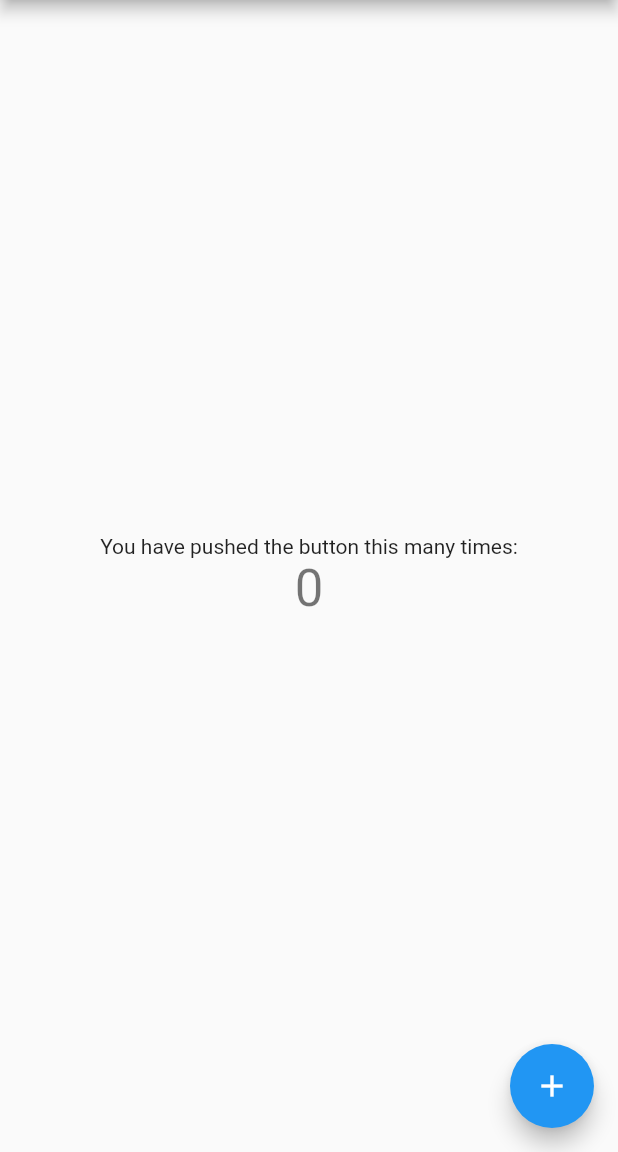
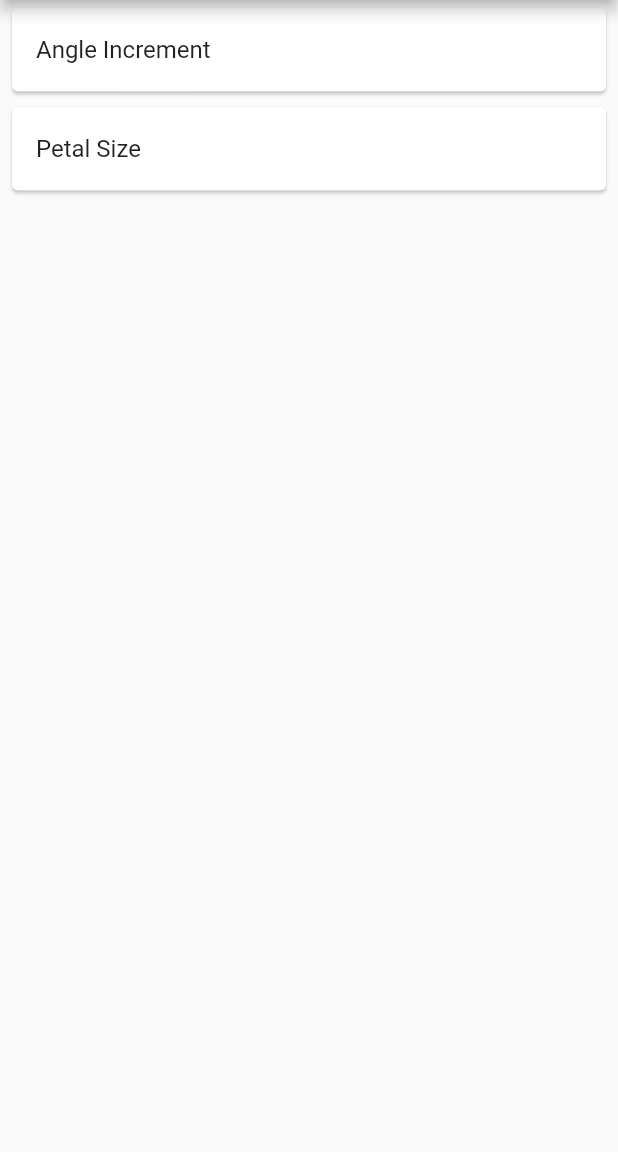
Before and after one commit to baldfatchris/opart_v3, a Flutter app: the screen it shows after launch, on a phone screen of 412 x 824 dp, the part 84-1236 px from its top. Run offline on Flutter 3.47's test engine with Material 2 defaults, Android fonts, the phone set to English and light mode, and no system bars.

Commit message:
Sort of doing something!

```diff
--- a/lib/main.dart
+++ b/lib/main.dart
@@ -1,10 +1,13 @@
 import 'package:flutter/material.dart';
-import 'opart_fibonacci.dart';
+import 'opart_model.dart';
+
+
 void main() {
-  runApp(MyApp());
+
+  runApp(OpArtLab());
 }
 
-class MyApp extends StatelessWidget {
+class OpArtLab extends StatelessWidget {
   @override
   Widget build(BuildContext context) {
     return MaterialApp(
@@ -28,9 +31,14 @@ class MyHomePage extends StatefulWidget {
 }
 
 class _MyHomePageState extends State<MyHomePage> {
+
   int _counter = 0;
 
+  OpArt opArt = OpArt.fibonacci(opArtType: OpArtType.Fibonacci);
+
+
   void _incrementCounter() {
+
     setState(() {
       _counter++;
     });
@@ -38,31 +46,28 @@ class _MyHomePageState extends State<MyHomePage> {
 
   @override
   Widget build(BuildContext context) {
-    print(fibonacci.name);
-    print(fibonacci.palette.paletteName);
     return Scaffold(
       appBar: AppBar(
         title: Text(widget.title),
       ),
-      body: Center(
-        child: Column(
-          mainAxisAlignment: MainAxisAlignment.center,
-          children: <Widget>[
-            Text(
-              'You have pushed the button this many times:',
-            ),
-            Text(
-              '$_counter',
-              style: Theme.of(context).textTheme.headline4,
-            ),
-          ],
-        ),
-      ),
-      floatingActionButton: FloatingActionButton(
-        onPressed: _incrementCounter,
-        tooltip: 'Increment',
-        child: Icon(Icons.add),
-      ),
+      body: ListView.builder(
+          itemCount: opArt.attributes.length,
+          itemBuilder: (context, index){
+            return Padding(
+              padding: EdgeInsets.symmetric(vertical: 1, horizontal: 4),
+                child: Card(
+                child: ListTile(
+
+                  title: Text(opArt.attributes[index].label),
+
+                ),
+
+              ),
+
+            );
+          }
+      )
+
     );
   }
 }
--- a/lib/opart_fibonacci.dart
+++ b/lib/opart_fibonacci.dart
@@ -3,17 +3,14 @@ import 'opart_model.dart';
 import 'settings_model.dart';
 import 'dart:math';
 
-OpArt fibonacci = OpArt(
-  opArtType: OpArtType.Fibonacci,
-  name: 'Fibonacci',
-  image: '',
-);
 
 List<String> list = List();
 
-void initializeFibonacci() {
-  fibonacci.attributes.addAll([
-    SettingsModelDouble(
+List<SettingsModel> initializeFibonacci() {
+
+  return [
+    SettingsModel(
+      settingType: SettingType.double,
       label: 'Angle Increment',
       tooltip: 'The angle in radians between successive petals of the flower',
       min: 0,
@@ -23,10 +20,10 @@ void initializeFibonacci() {
       icon: Icon(Icons.track_changes),
       proFeature: false,
     ),
-    SettingsModelDouble(
+    SettingsModel(
+      settingType: SettingType.double,
       label: 'Petal Size',
-      tooltip:
-          'The size of the petal as a multiple of its distance from the centre',
+      tooltip: 'The size of the petal as a multiple of its distance from the centre',
       min: 0.01,
       max: 0.5,
       zoom: 100,
@@ -34,7 +31,9 @@ void initializeFibonacci() {
       icon: Icon(Icons.swap_horizontal_circle),
       proFeature: false,
     ),
-  ]);
+  ];
+
+
 }
 
 //   @override
--- a/lib/opart_model.dart
+++ b/lib/opart_model.dart
@@ -2,22 +2,26 @@ import 'opart_fibonacci.dart';
 import 'palette.dart';
 import 'settings_model.dart';
 import 'package:flutter/material.dart';
+import 'dart:math';
+
 enum OpArtType { Fibonacci, Trees, Waves, Wallpaper }
 
 class OpArt {
   OpArtType opArtType;
   OpartPalette palette = OpartPalette();
-  String name = 'Fibonacci';
   List<SettingsModel> attributes = List<SettingsModel>();
   String image;
+  List<Map<String, dynamic>> cache = List();
+  Random rnd;
 
-  OpArt({
-    this.opArtType,
-    this.name,
-    this.image
-  });
+  OpArt.fibonacci({this.opArtType}) {
 
-List<Map<String, dynamic>> cache = List();
+      this.attributes = initializeFibonacci();
+  }
+
+
+
+
 
 
   void saveToCache(){
@@ -26,25 +30,22 @@ List<Map<String, dynamic>> cache = List();
       map.addAll({attributes[i].label: attributes[i].value});
     }
   }
+
+
   void revertToCache(){
 
   }
-  void initialise() {
-    switch (opArtType) {
-      case OpArtType.Fibonacci:
-        initializeFibonacci();
+
+
+  void randomize() {
+    for (int i = 0; i < attributes.length; i++) {
+      attributes[i].randomize(rnd);
     }
   }
 
-  void randomize() {
+  void setDefault() {
     for (int i = 0; i < attributes.length; i++) {
-      attributes[i].randomize();
-    }
-  }
-
-  void reset() {
-    for (int i = 0; i < attributes.length; i++) {
-      attributes[i].reset();
+      attributes[i].setDefault();
     }
   }
 
--- a/lib/settings_model.dart
+++ b/lib/settings_model.dart
@@ -7,49 +7,32 @@ bool proVersion = false;
 enum SettingType { double, int, bool, button, color, setDefault, randomize }
 
 class SettingsModel {
+
+  SettingType settingType;
   String label;
+  String tooltip;
   Icon icon;
   bool proFeature;
-  String tooltip;
-  SettingType settingType;
-  Random rnd = Random();
+
+  double min;
+  double max;
+  double randomMin;
+  double randomMax;
+  double zoom;
+  var defaultValue;
+
+  bool locked;
   var value;
- void randomize(){ print('hello. I am random');};
 
-}
+  SettingsModel({this.settingType, this.label, this.tooltip, this.icon, this.proFeature, this.min, this.max, this.randomMin, this.randomMax, this.zoom, this.defaultValue});
 
-class SettingsModelDouble extends SettingsModel {
-  bool locked = false;
+  void randomize(Random rnd){
+    if (!this.locked && (proVersion || !proVersion && !this.proFeature)) {
 
-  final double min;
-  final double max;
-  final double randomMin;
-  final double randomMax;
-  final double zoom;
-  final double defaultValue;
+      switch (this.settingType) {
 
-  SettingsModelDouble({
-    this.min,
-    this.max,
-    this.randomMin,
-    this.randomMax,
-    this.zoom,
-    this.defaultValue,
-    this.value,
-    String label,
-    Icon icon,
-    bool proFeature,
-    String tooltip,
-    SettingType settingType,
-  }) : super();
+        case SettingType.double:
 
-  void setDefault() {
-    this.value = this.defaultValue;
-  }
-
-
-  void randomize() {
-    if (!this.locked && (proVersion || !proVersion && !this.proFeature)) {
           double min = (this.randomMin != null) ? this.randomMin : this.min;
           double max = (this.randomMax != null) ? this.randomMax : this.max;
 
@@ -57,6 +40,43 @@ class SettingsModelDouble extends SettingsModel {
           this.value = (rnd.nextBool() == true)
               ? rnd.nextDouble() * (max - min) + min
               : this.defaultValue;
+
+          break;
+
+        case SettingType.int:
+            int min = (this.randomMin != null) ? this.randomMin.toInt() : this.min.toInt();
+            int max = (this.randomMax != null) ? this.randomMax.toInt() : this.max.toInt();
+
+            // half the time use the default
+            this.value = (rnd.nextBool() == true)
+                ? rnd.nextInt(max - min) + min
+                : this.defaultValue;
+
+            break;
+
+        case SettingType.bool:
+
+          this.value = rnd.nextBool();
+
+          break;
+
+        case SettingType.color:
+
+          this.value = Color((rnd.nextDouble() * 0xFFFFFF).toInt()).withOpacity(1);
+
+          break;
+
+        case SettingType.button:
+
+          this.value = false;
+
+          break;
       }
     }
   }
+
+  void setDefault(){
+    this.value = this.defaultValue;
+  }
+
+}
```
Also changed, not shown: pubspec.lock. Lines whose indentation alone changed are shown as unchanged.
